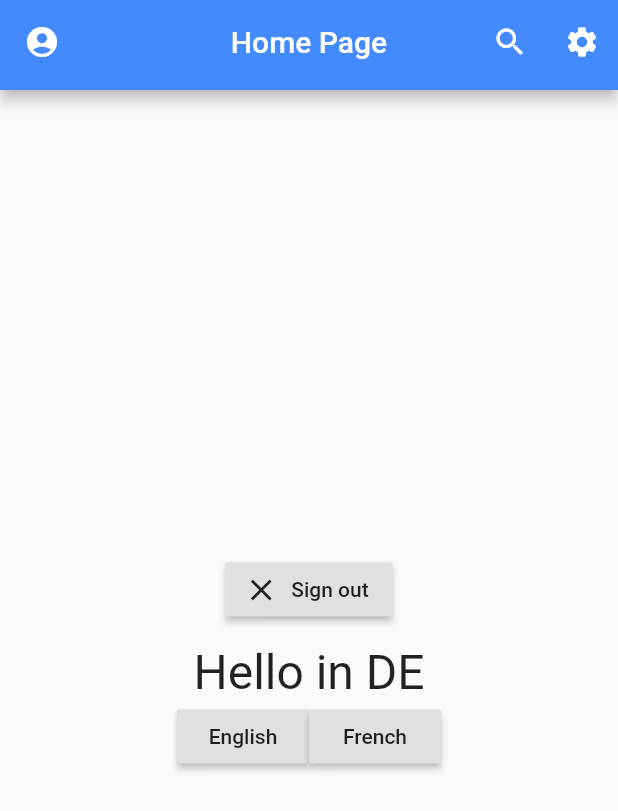
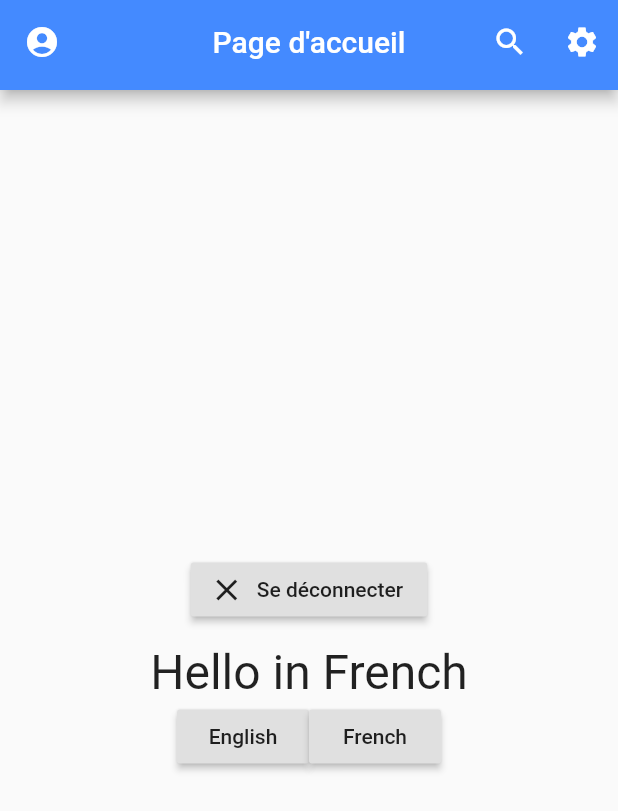
Before and after one commit to amit7127/flutter_chat_app, a Flutter app: the HomeScreen screen opened directly, after a tap on "French", on a phone screen of 412 x 824 dp. Shown: the top 811 px of the screen. Run offline on Flutter 3.47's test engine with Material 2 defaults, Android fonts, the phone set to English and light mode, and no system bars; our stand-ins replace cached_network_image, cloud_firestore, firebase_auth, fluttertoast, google_sign_in, image_picker and 2 more; accounts and stored records are empty.

Commit message:
Internationalization added Code formatted Locale not change issue resolved Proper way to change the state from another Statefull widget

```diff
--- a/lib/l10n/intl_de.arb
+++ b/lib/l10n/intl_de.arb
@@ -1,3 +1,6 @@
 {
-  "hello": "Hello in DE"
+  "hello": "Hello in DE",
+  "accountSettings": "Account Settings",
+  "homePageTitle": "Homaaa pagaa",
+  "logoutButtonText": "Logout"
 }
--- a/lib/l10n/intl_en.arb
+++ b/lib/l10n/intl_en.arb
@@ -1,3 +1,7 @@
 {
-  "hello": "Hello in English"
+  "hello": "Hello in English",
+  "accountSettings": "Account Settings",
+  "homePageTitle": "Home Page",
+  "logoutButtonText": "Logout",
+  "searchHint": "Search..."
 }
--- a/lib/l10n/intl_fr.arb
+++ b/lib/l10n/intl_fr.arb
@@ -1,3 +1,7 @@
 {
-  "hello": "Hello in French"
+  "hello": "Hello in French",
+  "accountSettings": "Paramètres du compte",
+  "homePageTitle": "Page d'accueil",
+  "logoutButtonText": "Se déconnecter",
+  "searchHint": "Chercher..."
 }
--- a/lib/main.dart
+++ b/lib/main.dart
@@ -1,4 +1,5 @@
 import 'package:flutter/material.dart';
+import 'package:flutter_chat_app/utils/ScaleConfig.dart';
 import 'package:flutter_localizations/flutter_localizations.dart';
 
 import 'file:///D:/Practice%20Project/flutter_chat_app/lib/pages/login/LoginPage.dart';
@@ -16,6 +17,7 @@ class MyApp extends StatelessWidget {
 
   @override
   Widget build(BuildContext context) {
+
     return MaterialApp(
       title: 'Chat App',
       theme: ThemeData(primaryColor: Colors.blueAccent),
--- a/lib/pages/home/HomePage.dart
+++ b/lib/pages/home/HomePage.dart
@@ -19,9 +19,9 @@ class HomeScreen extends StatefulWidget {
 
 class HomeScreenState extends State<HomeScreen> {
   HomeBloc bloc;
+  TextEditingController searchEditingController = TextEditingController();
   Icon actionIcon = Icon(Icons.search);
-  Widget appBarTitle = Text('Home Page');
-  TextEditingController searchEditingController = TextEditingController();
+  Widget appBarTitle;
 
   @override
   void initState() {
@@ -32,8 +32,7 @@ class HomeScreenState extends State<HomeScreen> {
   @override
   Widget build(BuildContext context) {
     return Scaffold(
-      appBar: HomeAppBar(
-          'Home Page', searchEditingController, () => navigateToSettingsPage()),
+      appBar: HomeAppBar(S.of(context).homePageTitle, searchEditingController, () => navigateToSettingsPage()),
       body: Column(
         crossAxisAlignment: CrossAxisAlignment.center,
         mainAxisAlignment: MainAxisAlignment.center,
@@ -41,7 +40,7 @@ class HomeScreenState extends State<HomeScreen> {
           RaisedButton.icon(
               onPressed: () => bloc.logOutUser(),
               icon: Icon(Icons.close),
-              label: Text("Sign out")),
+              label: Text(S.of(context).logoutButtonText)),
           Padding(
             padding: EdgeInsets.all(6.0),
             child: StreamBuilder<CommonsResponse<bool>>(
@@ -88,7 +87,7 @@ class HomeScreenState extends State<HomeScreen> {
               RaisedButton(
                 onPressed: () {
                   setState(() {
-                    S.load(Locale('de'));
+                    S.load(Locale('fr'));
                   });
                 },
                 child: Text('French'),
@@ -106,6 +105,11 @@ class HomeScreenState extends State<HomeScreen> {
         MaterialPageRoute<HomeScreen>(builder: (context) => LoginScreen()));
   }
 
+  ///clear search text box
+  void emptyTextFormField() {
+    if (searchEditingController != null) searchEditingController.clear();
+  }
+
   ///navigate to Settings page
   void navigateToSettingsPage() {
     Navigator.push(
--- a/lib/widgets/HomeAppBar.dart
+++ b/lib/widgets/HomeAppBar.dart
@@ -1,13 +1,14 @@
 import 'package:flutter/material.dart';
 import 'package:flutter/scheduler.dart';
 import 'package:flutter/widgets.dart';
+import 'package:flutter_chat_app/generated/l10n.dart';
 
 ///
 /// Created by  on 11/21/2020.
 /// HomeAppBar.dart : App bar widget with search bar and settings navigation icon
 ///
 class HomeAppBar extends StatefulWidget implements PreferredSizeWidget {
-  final String appBarTitle;
+  String appBarTitle;
   final TextEditingController searchEditingController;
   final Function onSettingsButtonTapped;
 
@@ -17,8 +18,7 @@ class HomeAppBar extends StatefulWidget implements PreferredSizeWidget {
 
   @override
   State<StatefulWidget> createState() {
-    return HomeAppBarState(
-        appBarTitle, searchEditingController, onSettingsButtonTapped);
+    return HomeAppBarState();
   }
 
   @override
@@ -26,23 +26,38 @@ class HomeAppBar extends StatefulWidget implements PreferredSizeWidget {
 }
 
 class HomeAppBarState extends State<HomeAppBar> {
-  String appBarTitleText;
-  Icon actionIcon = Icon(Icons.search);
+  Icon actionIcon;
   Widget appBarTitle;
-  TextEditingController searchEditingController;
-  Function onSettingsButtonTapped;
-
-  HomeAppBarState(this.appBarTitleText, this.searchEditingController,
-      this.onSettingsButtonTapped);
+  bool isSearchClicked;
 
   @override
-  initState() {
+  void initState() {
+    actionIcon = Icon(Icons.search);
+    isSearchClicked = false;
     super.initState();
-    appBarTitle = Text(appBarTitleText);
   }
 
   @override
   Widget build(BuildContext context) {
+    appBarTitle = isSearchClicked
+        ? TextFormField(
+            controller: widget.searchEditingController,
+            style: TextStyle(
+              fontSize: 18.0,
+              color: Colors.white,
+            ),
+            decoration: InputDecoration(
+              prefixIcon: Icon(Icons.search, color: Colors.white),
+              hintText: S.of(context).searchHint,
+              hintStyle: TextStyle(color: Colors.white),
+              enabledBorder: UnderlineInputBorder(
+                  borderSide: BorderSide(color: Colors.grey)),
+              focusedBorder: UnderlineInputBorder(
+                  borderSide: BorderSide(color: Colors.white)),
+              filled: true,
+            ),
+          )
+        : Text(widget.appBarTitle);
     return AppBar(
       title: appBarTitle,
       centerTitle: true,
@@ -55,26 +70,12 @@ class HomeAppBarState extends State<HomeAppBar> {
             setState(() {
               if (actionIcon.icon == Icons.search) {
                 actionIcon = Icon(Icons.close);
-                appBarTitle = TextFormField(
-                  controller: searchEditingController,
-                  style: TextStyle(
-                    fontSize: 18.0,
-                    color: Colors.white,
-                  ),
-                  decoration: InputDecoration(
-                    prefixIcon: Icon(Icons.search, color: Colors.white),
-                    hintText: "Search...",
-                    hintStyle: TextStyle(color: Colors.white),
-                    enabledBorder: UnderlineInputBorder(
-                        borderSide: BorderSide(color: Colors.grey)),
-                    focusedBorder: UnderlineInputBorder(
-                        borderSide: BorderSide(color: Colors.white)),
-                    filled: true,
-                  ),
-                );
+                //appBarTitle;
+                isSearchClicked = true;
               } else {
                 actionIcon = Icon(Icons.search);
-                appBarTitle = Text('Home Page');
+                //appBarTitle = Text('Home Page');
+                isSearchClicked = false;
                 emptyTextFormField();
               }
             });
@@ -87,7 +88,8 @@ class HomeAppBarState extends State<HomeAppBar> {
             ),
             onPressed: () =>
                 SchedulerBinding.instance.addPostFrameCallback((timeStamp) {
-                  if (onSettingsButtonTapped != null) onSettingsButtonTapped();
+                  if (widget.onSettingsButtonTapped != null)
+                    widget.onSettingsButtonTapped();
                 }))
       ],
       leading: IconButton(
@@ -101,16 +103,19 @@ class HomeAppBarState extends State<HomeAppBar> {
 
   ///clear search text box
   void emptyTextFormField() {
-    if (searchEditingController != null) searchEditingController.clear();
+    if (widget.searchEditingController != null)
+      widget.searchEditingController.clear();
   }
 }
 
 ///App bar with title in the middle
 ///[titleText] : String title
-class DefaultAppBarWithTitle extends StatelessWidget implements PreferredSizeWidget {
+class DefaultAppBarWithTitle extends StatelessWidget
+    implements PreferredSizeWidget {
   final String titleText;
 
-  DefaultAppBarWithTitle(this.titleText): preferredSize = Size.fromHeight(60.0);
+  DefaultAppBarWithTitle(this.titleText)
+      : preferredSize = Size.fromHeight(60.0);
 
   @override
   Widget build(BuildContext context) {
```
Also changed, not shown: lib/pages/login/LoginPage.dart (+7 -0 lines), lib/pages/settings/SettingsPage.dart (+14 -8 lines), lib/utils/ScaleConfig.dart (added, +34 -0 lines), lib/widgets/CircularProfileImageView.dart (+9 -6 lines), lib/widgets/TextWidgets.dart (added, +29 -0 lines), lib/generated/intl/messages_de.dart, lib/generated/intl/messages_en.dart, lib/generated/intl/messages_fr.dart, lib/generated/l10n.dart, 1 other file.
